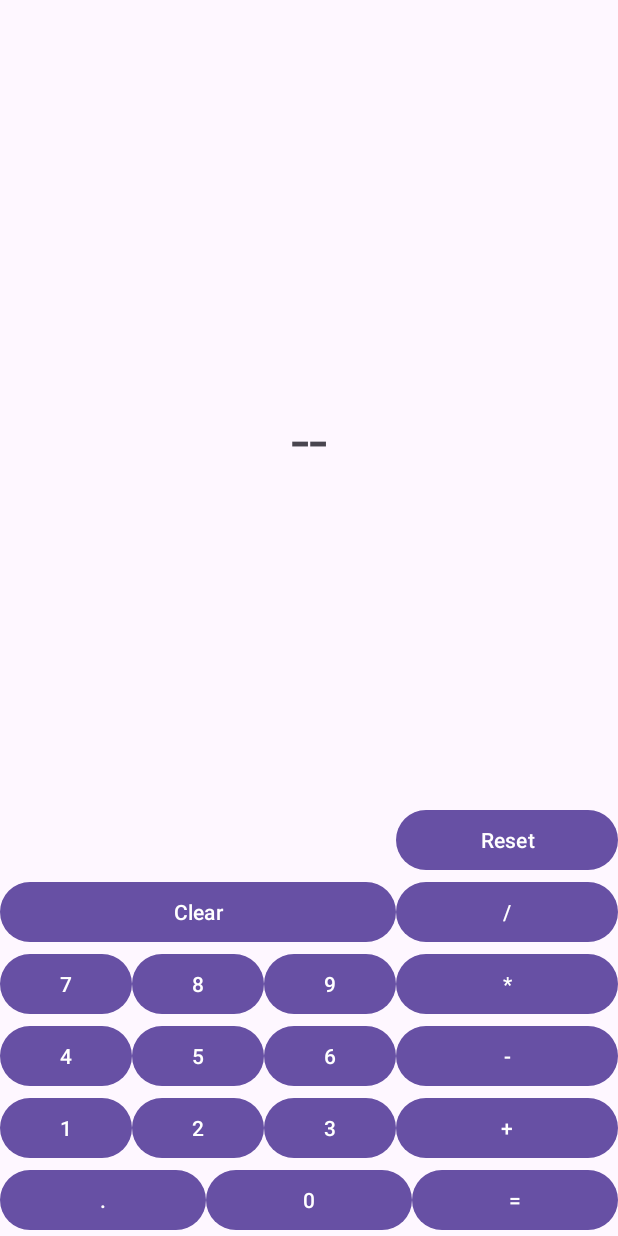
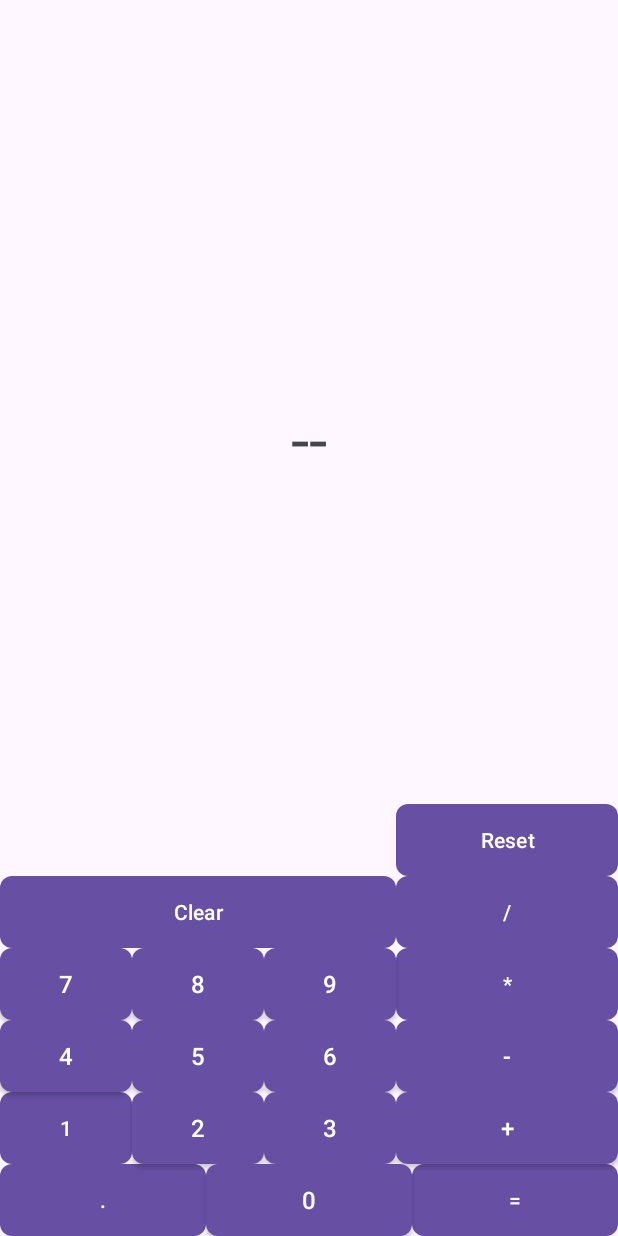
Before and after one commit to Karpenko-Oleksandr/calculator, an Android app: the screen it shows after launch (MainActivity), on a phone screen of 412 x 824 dp. Run offline under Robolectric (Android 15) with nearby library versions, the phone set to English and light mode, and no system bars; libraries missing offline, so code that uses them is left out: com.ezylang.evalex; 4 statements that could not run were skipped.

Commit message:
new style for buttons

```diff
--- /dev/null
+++ b/app/src/main/res/drawable/rounded_background.xml
@@ -0,0 +1,6 @@
+<?xml version="1.0" encoding="utf-8"?>
+<shape xmlns:android="http://schemas.android.com/apk/res/android"
+    android:shape="rectangle">
+    <corners android:radius="8dp" />
+    <solid android:color="#F44336" />
+</shape>
--- a/app/src/main/res/layout/activity_main.xml
+++ b/app/src/main/res/layout/activity_main.xml
@@ -24,6 +24,7 @@
         app:layout_constraintRight_toLeftOf="@id/zero_button"
         app:layout_constraintBottom_toBottomOf="parent"
         android:text="."
+        android:background="@drawable/rounded_background"
         android:id="@+id/point_button"
         android:layout_width="0dp"
         android:layout_height="wrap_content" />
@@ -34,14 +35,14 @@
         app:layout_constraintBottom_toBottomOf="parent"
         android:text="0"
         android:id="@+id/zero_button"
-        android:layout_width="0dp"
-        android:layout_height="wrap_content" />
+        style="@style/RoundButtonStyle" />
 
     <Button
         app:layout_constraintLeft_toRightOf="@+id/zero_button"
         app:layout_constraintRight_toRightOf="parent"
         app:layout_constraintBottom_toBottomOf="parent"
         android:text="="
+        android:background="@drawable/rounded_background"
         android:id="@+id/equal_button"
         android:layout_width="0dp"
         android:layout_height="wrap_content" />
@@ -50,6 +51,7 @@
         app:layout_constraintLeft_toLeftOf="parent"
         app:layout_constraintBottom_toTopOf="@id/point_button"
         android:text="1"
+        android:background="@drawable/rounded_background"
         android:id="@+id/one_number"
         android:layout_width="0dp"
         android:layout_height="wrap_content" />
@@ -58,17 +60,15 @@
         app:layout_constraintLeft_toRightOf="@+id/one_number"
         app:layout_constraintBottom_toTopOf="@id/point_button"
         android:text="2"
-        android:id="@+id/two_number"
-        android:layout_width="0dp"
-        android:layout_height="wrap_content" />
+        style="@style/RoundButtonStyle"
+        android:id="@+id/two_number" />
 
     <Button
         app:layout_constraintLeft_toRightOf="@+id/two_number"
         app:layout_constraintBottom_toTopOf="@id/zero_button"
         android:text="3"
         android:id="@+id/three_number"
-        android:layout_width="0dp"
-        android:layout_height="wrap_content" />
+        style="@style/RoundButtonStyle" />
 
     <Button
         app:layout_constraintLeft_toRightOf="@+id/three_number"
@@ -76,32 +76,28 @@
         app:layout_constraintBottom_toTopOf="@id/equal_button"
         android:text="+"
         android:id="@+id/plus_button"
-        android:layout_width="0dp"
-        android:layout_height="wrap_content" />
+        style="@style/RoundButtonStyle"/>
 
     <Button
         app:layout_constraintLeft_toLeftOf="parent"
         app:layout_constraintBottom_toTopOf="@id/one_number"
         android:text="4"
         android:id="@+id/four_number"
-        android:layout_width="0dp"
-        android:layout_height="wrap_content" />
+        style="@style/RoundButtonStyle" />
 
     <Button
         app:layout_constraintLeft_toRightOf="@+id/four_number"
         app:layout_constraintBottom_toTopOf="@id/two_number"
         android:text="5"
         android:id="@+id/five_number"
-        android:layout_width="0dp"
-        android:layout_height="wrap_content" />
+        style="@style/RoundButtonStyle" />
 
     <Button
         app:layout_constraintLeft_toRightOf="@+id/five_number"
         app:layout_constraintBottom_toTopOf="@id/three_number"
         android:text="6"
         android:id="@+id/six_number"
-        android:layout_width="0dp"
-        android:layout_height="wrap_content" />
+        style="@style/RoundButtonStyle" />
 
     <Button
         app:layout_constraintLeft_toRightOf="@+id/six_number"
@@ -109,38 +105,35 @@
         app:layout_constraintBottom_toTopOf="@id/plus_button"
         android:text="-"
         android:id="@+id/minus_button"
-        android:layout_width="0dp"
-        android:layout_height="wrap_content" />
+        style="@style/RoundButtonStyle" />
 
     <Button
         app:layout_constraintLeft_toLeftOf="parent"
         app:layout_constraintBottom_toTopOf="@id/four_number"
         android:text="7"
         android:id="@+id/seven_number"
-        android:layout_width="0dp"
-        android:layout_height="wrap_content" />
+        style="@style/RoundButtonStyle" />
 
     <Button
         app:layout_constraintLeft_toRightOf="@+id/four_number"
         app:layout_constraintBottom_toTopOf="@id/five_number"
         android:text="8"
         android:id="@+id/eight_number"
-        android:layout_width="0dp"
-        android:layout_height="wrap_content" />
+        style="@style/RoundButtonStyle" />
 
     <Button
         app:layout_constraintLeft_toRightOf="@+id/five_number"
         app:layout_constraintBottom_toTopOf="@id/six_number"
         android:text="9"
         android:id="@+id/nine_number"
-        android:layout_width="0dp"
-        android:layout_height="wrap_content" />
+        style="@style/RoundButtonStyle" />
 
     <Button
         app:layout_constraintLeft_toRightOf="@+id/nine_number"
         app:layout_constraintRight_toRightOf="parent"
         app:layout_constraintBottom_toTopOf="@id/minus_button"
         android:text="*"
+        android:background="@drawable/rounded_background"
         android:id="@+id/multiply_button"
         android:layout_width="0dp"
         android:layout_height="wrap_content" />
@@ -150,6 +143,7 @@
         android:id="@+id/clear_button"
         app:layout_constraintBottom_toTopOf="@id/seven_number"
         android:layout_width="0dp"
+        android:background="@drawable/rounded_background"
         app:layout_constraintLeft_toLeftOf="parent"
         app:layout_constraintRight_toLeftOf="@id/divide_button"
         android:layout_height="wrap_content" />
@@ -158,6 +152,7 @@
         android:text="/"
         android:id="@+id/divide_button"
         android:layout_width="0dp"
+        android:background="@drawable/rounded_background"
         android:layout_height="wrap_content"
         app:layout_constraintRight_toRightOf="parent"
         app:layout_constraintLeft_toRightOf="@id/nine_number"
@@ -166,6 +161,7 @@
     <Button
         android:id="@+id/reset_button"
         android:text="Reset"
+        android:background="@drawable/rounded_background"
         app:layout_constraintRight_toRightOf="parent"
         app:layout_constraintBottom_toTopOf="@id/divide_button"
         app:layout_constraintLeft_toRightOf="@id/nine_number"
--- a/app/src/main/res/values/themes.xml
+++ b/app/src/main/res/values/themes.xml
@@ -6,4 +6,11 @@
     </style>
 
     <style name="Theme.Calculator" parent="Base.Theme.Calculator" />
+
+    <style name="RoundButtonStyle" parent="Widget.AppCompat.Button">
+        <item name="android:textSize">16sp</item>
+        <item name="android:background">@drawable/rounded_background</item>
+        <item name="android:layout_width">0dp</item>
+        <item name="android:layout_height">wrap_content</item>
+    </style>
 </resources>
```
